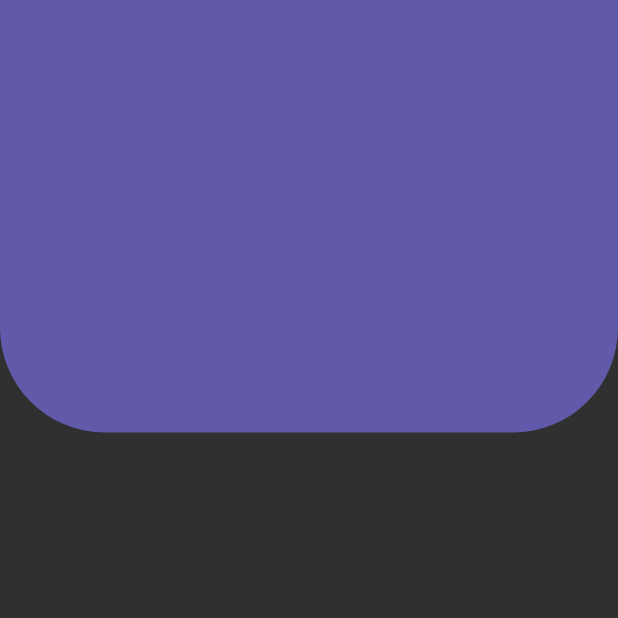
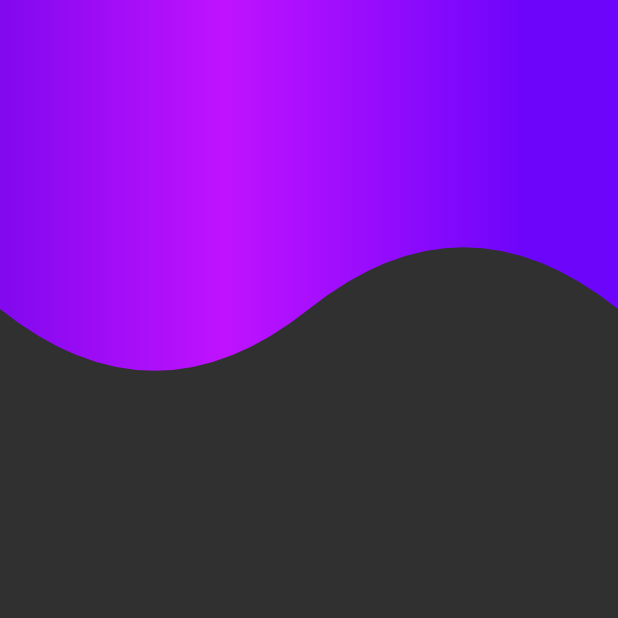
Before and after one commit to IdGalarzaSa/flutter-designs-and-animations, a Flutter app: the screen it shows after launch, on a phone screen of 412 x 824 dp, the top half of it. Run offline on Flutter 3.47's test engine with Material 2 defaults, Android fonts, the phone set to English and light mode, and no system bars.

Commit message:
Custom painter with gradient

```diff
--- a/lib/pages/header_page.dart
+++ b/lib/pages/header_page.dart
@@ -8,7 +8,7 @@ class HeaderPage extends StatelessWidget {
   @override
   Widget build(BuildContext context) {
     return Scaffold(
-      body: BoxHeaderWithRoundedEdges(),
+      body: WaveHeaderWithGradient(),
     );
   }
 }
--- a/lib/widgets/headers/headers.dart
+++ b/lib/widgets/headers/headers.dart
@@ -276,3 +276,52 @@ class _WavePainter extends CustomPainter {
   @override
   bool shouldRebuildSemantics(_WavePainter oldDelegate) => false;
 }
+
+class WaveHeaderWithGradient extends StatelessWidget {
+  @override
+  Widget build(BuildContext context) {
+    return Container(
+      width: double.infinity,
+      height: double.infinity,
+      child: CustomPaint(painter: _WaveWithGradientPainter()),
+    );
+  }
+}
+
+class _WaveWithGradientPainter extends CustomPainter {
+  @override
+  void paint(Canvas canvas, Size size) {
+    final Gradient gradient = new LinearGradient(colors: [
+      Color(0xff6D05E8),
+      Color(0xffC012FF),
+      Color(0xff6D05FA),
+    ]);
+
+    final Rect rect =
+        new Rect.fromCircle(center: Offset(150.0, 225.0), radius: 200);
+
+    final pen = Paint()..shader = gradient.createShader(rect);
+
+    pen.color = Colors.lime;
+    pen.style = PaintingStyle.fill;
+    pen.strokeWidth = 5.0;
+
+    final path = Path();
+
+    path.lineTo(0, size.height * 0.25);
+
+    path.quadraticBezierTo(size.width * 0.25, size.height * 0.35,
+        size.width * 0.5, size.height * 0.25);
+
+    path.quadraticBezierTo(
+        size.width * 0.75, size.height * 0.15, size.width, size.height * 0.25);
+    path.lineTo(size.width, 0);
+    canvas.drawPath(path, pen);
+  }
+
+  @override
+  bool shouldRepaint(_WaveWithGradientPainter oldDelegate) => false;
+
+  @override
+  bool shouldRebuildSemantics(_WaveWithGradientPainter oldDelegate) => false;
+}
```
